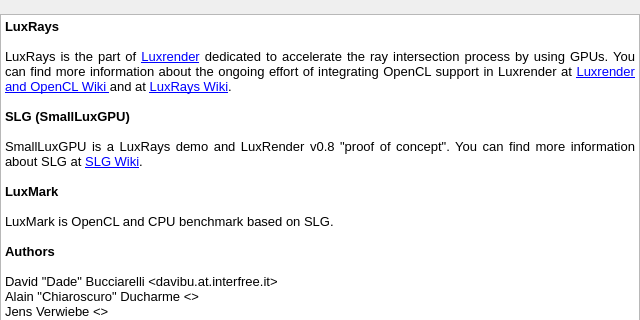
Old version of the form samples/luxmark/aboutdialog.ui in the repository LuxCoreRender/LuxCore; both pictures show x 0 to 640 and y 0 to 320 of the 640 by 700 pixel window.
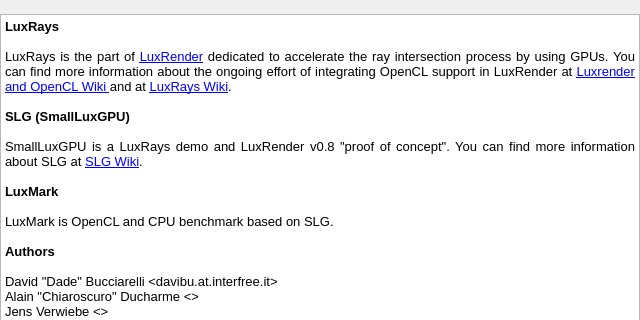
New version of the form. Icons and pictures are not drawn.

```diff
--- a/samples/luxmark/aboutdialog.ui
+++ b/samples/luxmark/aboutdialog.ui
@@ -70,7 +70,7 @@
 &lt;/style&gt;&lt;/head&gt;&lt;body style=&quot; font-family:'Sans'; font-size:10pt; font-weight:400; font-style:normal;&quot;&gt;
 &lt;p style=&quot; margin-top:0px; margin-bottom:0px; margin-left:0px; margin-right:0px; -qt-block-indent:0; text-indent:0px;&quot;&gt;&lt;span style=&quot; font-weight:600;&quot;&gt;LuxRays&lt;/span&gt;&lt;/p&gt;
 &lt;p style=&quot;-qt-paragraph-type:empty; margin-top:0px; margin-bottom:0px; margin-left:0px; margin-right:0px; -qt-block-indent:0; text-indent:0px;&quot;&gt;&lt;/p&gt;
-&lt;p align=&quot;justify&quot; style=&quot; margin-top:0px; margin-bottom:0px; margin-left:0px; margin-right:0px; -qt-block-indent:0; text-indent:0px;&quot;&gt;LuxRays is the part of &lt;a href=&quot;http://www.luxrender.net&quot;&gt;&lt;span style=&quot; text-decoration: underline; color:#0000ff;&quot;&gt;Luxrender&lt;/span&gt;&lt;/a&gt; dedicated to accelerate the ray intersection process by using GPUs. You can find more information about the ongoing effort of integrating OpenCL support in Luxrender at &lt;a href=&quot;http://www.luxrender.net/wiki/index.php?title=Luxrender_and_OpenCL&quot;&gt;&lt;span style=&quot; text-decoration: underline; color:#0000ff;&quot;&gt;Luxrender and OpenCL Wiki &lt;/span&gt;&lt;/a&gt;and at &lt;a href=&quot;http://www.luxrender.net/wiki/index.php?title=LuxRays&quot;&gt;&lt;span style=&quot; text-decoration: underline; color:#0000ff;&quot;&gt;LuxRays Wiki&lt;/span&gt;&lt;/a&gt;.&lt;/p&gt;
+&lt;p align=&quot;justify&quot; style=&quot; margin-top:0px; margin-bottom:0px; margin-left:0px; margin-right:0px; -qt-block-indent:0; text-indent:0px;&quot;&gt;LuxRays is the part of &lt;a href=&quot;http://www.luxrender.net&quot;&gt;&lt;span style=&quot; text-decoration: underline; color:#0000ff;&quot;&gt;LuxRender&lt;/span&gt;&lt;/a&gt; dedicated to accelerate the ray intersection process by using GPUs. You can find more information about the ongoing effort of integrating OpenCL support in LuxRender at &lt;a href=&quot;http://www.luxrender.net/wiki/index.php?title=Luxrender_and_OpenCL&quot;&gt;&lt;span style=&quot; text-decoration: underline; color:#0000ff;&quot;&gt;Luxrender and OpenCL Wiki &lt;/span&gt;&lt;/a&gt;and at &lt;a href=&quot;http://www.luxrender.net/wiki/index.php?title=LuxRays&quot;&gt;&lt;span style=&quot; text-decoration: underline; color:#0000ff;&quot;&gt;LuxRays Wiki&lt;/span&gt;&lt;/a&gt;.&lt;/p&gt;
 &lt;p align=&quot;justify&quot; style=&quot;-qt-paragraph-type:empty; margin-top:0px; margin-bottom:0px; margin-left:0px; margin-right:0px; -qt-block-indent:0; text-indent:0px;&quot;&gt;&lt;/p&gt;
 &lt;p style=&quot; margin-top:0px; margin-bottom:0px; margin-left:0px; margin-right:0px; -qt-block-indent:0; text-indent:0px;&quot;&gt;&lt;span style=&quot; font-weight:600;&quot;&gt;SLG (SmallLuxGPU)&lt;/span&gt;&lt;/p&gt;
 &lt;p style=&quot;-qt-paragraph-type:empty; margin-top:0px; margin-bottom:0px; margin-left:0px; margin-right:0px; -qt-block-indent:0; text-indent:0px;&quot;&gt;&lt;/p&gt;
```
